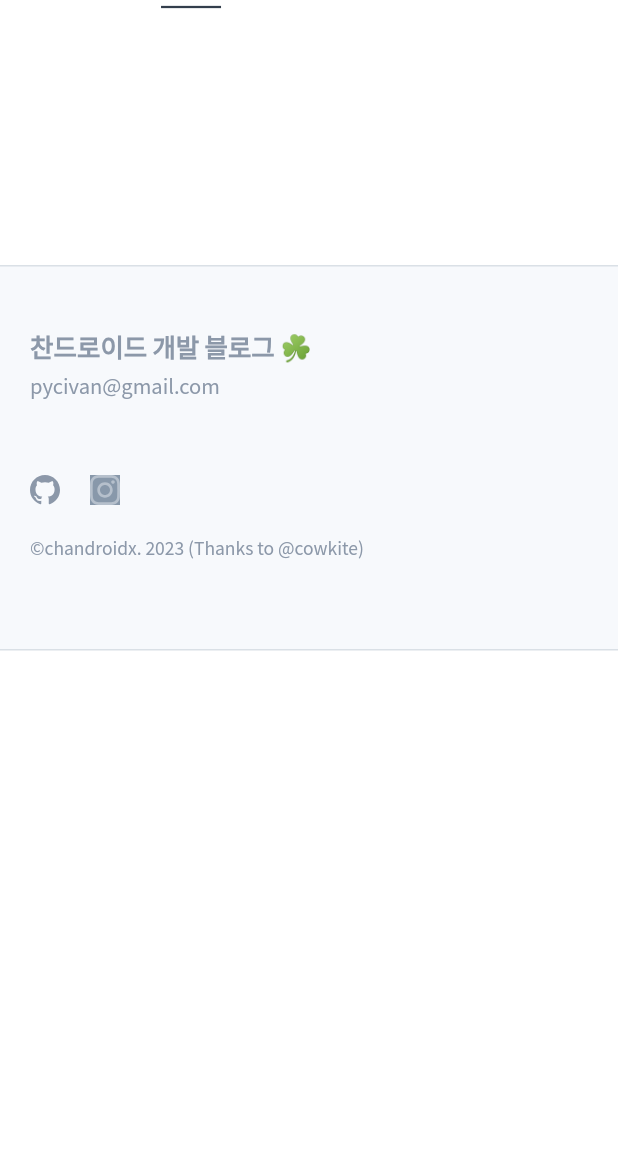
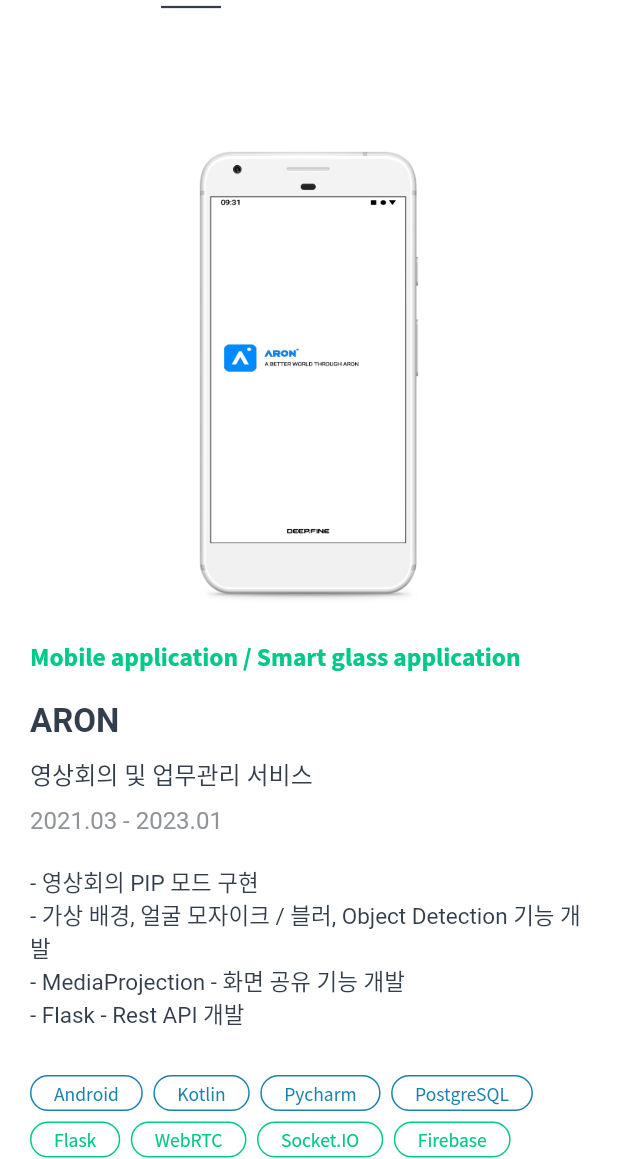
Before and after one commit to chandroidx/chandroidx.github.io, a Flutter app: the screen it shows after launch, after a tap on "Portfolio", on a phone screen of 412 x 824 dp, the part 77-1236 px from its top. Run offline on Flutter 3.47's test engine with Material 2 defaults, Android fonts, the phone set to English and light mode, and no system bars; our stand-ins replace cloud_firestore, firebase_core, fluro, flutter_svg; accounts and stored records are empty; network calls fail; Roboto replaces fonts that are missing (AppleSDGothicNeo); statements that could not run were skipped.

Commit message:
feat($porfolio): Upload portfolio page

```diff
--- /dev/null
+++ b/lib/portfolio/item_portfolio.dart
@@ -0,0 +1,178 @@
+import 'package:chandroidx/utils/colors.dart';
+import 'package:chandroidx/utils/fonts.dart';
+import 'package:flutter/material.dart';
+
+class PortfolioWidget extends StatelessWidget {
+  final Portfolio portfolio;
+
+  const PortfolioWidget({super.key, required this.portfolio});
+
+  @override
+  Widget build(BuildContext context) {
+    return Column(
+      children: [
+        Image.asset(portfolio.asset, height: 350),
+        Align(
+          alignment: Alignment.centerLeft,
+          child: Column(
+            crossAxisAlignment: CrossAxisAlignment.start,
+            children: [
+              Text(portfolio.category, style: TextStyle(fontFamily: FontFamily.sourceSansPro.fontFamily, fontSize: 17, fontWeight: FontWeight.w600, color: ChandroidColors.primaryColor.color)),
+              const SizedBox(height: 20),
+              Text(portfolio.title, style: TextStyle(fontFamily: FontFamily.appleSDGothicNeo.fontFamily, fontSize: 22, fontWeight: FontWeight.w700, color: ChandroidColors.textColor.color)),
+              const SizedBox(height: 10),
+              Text(portfolio.description, style: TextStyle(fontFamily: FontFamily.appleSDGothicNeo.fontFamily, fontSize: 16, fontWeight: FontWeight.normal, color: ChandroidColors.textColor.color)),
+              const SizedBox(height: 10),
+              Text(portfolio.dateRange,
+                  style: TextStyle(fontFamily: FontFamily.appleSDGothicNeo.fontFamily, fontSize: 16, fontWeight: FontWeight.normal, color: const Color.fromARGB(255, 144, 148, 154))),
+              const SizedBox(height: 20),
+              Column(
+                  crossAxisAlignment: CrossAxisAlignment.start,
+                  children: portfolio.contents
+                      .map((content) =>
+                          Text('- $content', style: TextStyle(fontFamily: FontFamily.appleSDGothicNeo.fontFamily, fontSize: 15, fontWeight: FontWeight.normal, color: ChandroidColors.textColor.color)))
+                      .toList()),
+              const SizedBox(height: 30),
+              Wrap(
+                direction: Axis.horizontal,
+                spacing: 7,
+                runSpacing: 7,
+                children: portfolio.skills.map((skill) => PortfolioSkillWidget(skill: skill)).toList(),
+              )
+            ],
+          ),
+        )
+      ],
+    );
+  }
+}
+
+class Portfolio {
+  final String asset;
+  final String category;
+  final String title;
+  final String description;
+  final String dateRange;
+  final List<String> contents;
+
+  final List<PortfolioSkill> skills;
+
+  Portfolio({required this.asset, required this.category, required this.title, required this.description, required this.dateRange, required this.contents, required this.skills});
+
+  static final portfolios = [
+    Portfolio(
+      asset: 'assets/portfolio/thumbnail_aron.png',
+      category: 'Mobile application / Smart glass application',
+      title: 'ARON',
+      description: '영상회의 및 업무관리 서비스',
+      dateRange: '2021.03 - 2023.01',
+      contents: ['영상회의 PIP 모드 구현', '가상 배경, 얼굴 모자이크 / 블러, Object Detection 기능 개발', 'MediaProjection - 화면 공유 기능 개발', 'Flask - Rest API 개발'],
+      skills: [
+        PortfolioSkill(name: 'Android', isLibrary: false),
+        PortfolioSkill(name: 'Kotlin', isLibrary: false),
+        PortfolioSkill(name: 'Pycharm', isLibrary: false),
+        PortfolioSkill(name: 'PostgreSQL', isLibrary: false),
+        PortfolioSkill(name: 'Flask', isLibrary: true),
+        PortfolioSkill(name: 'WebRTC', isLibrary: true),
+        PortfolioSkill(name: 'Socket.IO', isLibrary: true),
+        PortfolioSkill(name: 'Firebase', isLibrary: true),
+        PortfolioSkill(name: 'Google Play', isLibrary: true),
+        PortfolioSkill(name: 'MLKit', isLibrary: true),
+      ],
+    ),
+    Portfolio(
+      asset: 'assets/portfolio/thumbnail_lg_manual.png',
+      category: 'Smart glass application',
+      title: 'LG Electronics E-manual Smart Creator (PL)',
+      description: '매뉴얼 제작 서비스',
+      dateRange: '2022.09 - 2022.11',
+      contents: ['영상회의 PIP 모드 구현', '가상 배경, 얼굴 모자이크 / 블러, Object Detection 기능 개발', 'MediaProjection - 화면 공유 기능 개발', 'Flask - Rest API 개발'],
+      skills: [
+        PortfolioSkill(name: 'Android', isLibrary: false),
+        PortfolioSkill(name: 'Kotlin', isLibrary: false),
+        PortfolioSkill(name: 'Room', isLibrary: true),
+        PortfolioSkill(name: 'POI', isLibrary: true),
+        PortfolioSkill(name: 'Retrofit2', isLibrary: true),
+      ],
+    ),
+    Portfolio(
+      asset: 'assets/portfolio/thumbnail_fieldmaster_viewer.png',
+      category: 'Mobile application / Smart glass application',
+      title: 'Yokogawa FieldMasterViewer (PL)',
+      description: '영상회의 및 업무관리 서비스',
+      dateRange: '2022.02 - 2022.10',
+      contents: ['FCM push 연동', 'Google Play 앱 배포 및 유지 보수'],
+      skills: [
+        PortfolioSkill(name: 'Android', isLibrary: false),
+        PortfolioSkill(name: 'Kotlin', isLibrary: false),
+        PortfolioSkill(name: 'WebRTC', isLibrary: true),
+        PortfolioSkill(name: 'Socket.IO', isLibrary: true),
+        PortfolioSkill(name: 'Realm', isLibrary: true),
+        PortfolioSkill(name: 'Firebase', isLibrary: true),
+        PortfolioSkill(name: 'Google Play', isLibrary: true),
+      ],
+    ),
+    Portfolio(
+      asset: 'assets/portfolio/thumbnail_gg_erection.png',
+      category: 'Mobile application',
+      title: '경기도 ICT 기반 건설현장 안전 관리 시스템 (PL)',
+      description: '안전 관리 시스템',
+      dateRange: '2021.09 - 2021.12',
+      contents: ['Hybrid 웹뷰 연동'],
+      skills: [
+        PortfolioSkill(name: 'Android', isLibrary: false),
+        PortfolioSkill(name: 'Kotlin', isLibrary: false),
+        PortfolioSkill(name: 'WebRTC', isLibrary: true),
+        PortfolioSkill(name: 'Socket.IO', isLibrary: true),
+      ],
+    ),
+    Portfolio(
+      asset: 'assets/portfolio/thumbnail_gg.png',
+      category: 'Smart glass application',
+      title: '경기도 IoT 기반 스마트글라스 활용 원격 안전 점검 시스템',
+      description: '영상회의 및 업무관리 서비스',
+      dateRange: '2020.09 - 2020.12',
+      contents: ['WebRTC + Socket.IO를 이용한 영상회의 기능 구현', 'Accelerometer 센서 -> 기기의 기울임을 이용한 스크롤 기능 구현', '이미지 확대 및 미니맵 표시 라이브러리 개발'],
+      skills: [
+        PortfolioSkill(name: 'Android', isLibrary: false),
+        PortfolioSkill(name: 'Kotlin', isLibrary: false),
+        PortfolioSkill(name: 'WebRTC', isLibrary: true),
+        PortfolioSkill(name: 'Socket.IO', isLibrary: true),
+        PortfolioSkill(name: 'Retrofit2', isLibrary: true),
+        PortfolioSkill(name: 'ExoPlayer', isLibrary: true),
+      ],
+    )
+  ];
+}
+
+class PortfolioSkillWidget extends StatelessWidget {
+  final PortfolioSkill skill;
+
+  const PortfolioSkillWidget({super.key, required this.skill});
+
+  @override
+  Widget build(BuildContext context) {
+    return Container(
+      padding: const EdgeInsets.fromLTRB(15, 3, 15, 3),
+      decoration: BoxDecoration(
+        border: Border.all(color: skill.isLibrary ? ChandroidColors.primaryColor.color : ChandroidColors.secondaryColor.color),
+        borderRadius: BorderRadius.circular(1000),
+      ),
+      child: Text(
+        skill.name,
+        style: TextStyle(
+          fontFamily: FontFamily.sourceSansPro.fontFamily,
+          fontSize: 13,
+          color: skill.isLibrary ? ChandroidColors.primaryColor.color : ChandroidColors.secondaryColor.color,
+        ),
+      ),
+    );
+  }
+}
+
+class PortfolioSkill {
+  final String name;
+  final bool isLibrary;
+
+  PortfolioSkill({required this.name, required this.isLibrary});
+}
--- a/lib/portfolio/portfolio_page.dart
+++ b/lib/portfolio/portfolio_page.dart
@@ -1,12 +1,27 @@
 import 'package:chandroidx/base/base_page.dart';
 import 'package:chandroidx/base/main_tab.dart';
-import 'package:flutter/cupertino.dart';
+import 'package:chandroidx/portfolio/item_portfolio.dart';
+import 'package:flutter/material.dart';
 
 class PortfolioPage extends StatelessWidget {
   const PortfolioPage({super.key});
 
   @override
   Widget build(BuildContext context) {
-    return BasePage(title: '찬드로이드 ☘ | 포트폴리오', body: Container(), tab: MainTab.portfolio);
+    return BasePage(
+        title: '찬드로이드 ☘ | 포트폴리오',
+        body: ListView.separated(
+          separatorBuilder: (_, __) => const Divider(height: 100, thickness: 1),
+          scrollDirection: Axis.vertical,
+          shrinkWrap: true,
+          physics: const NeverScrollableScrollPhysics(),
+          itemCount: Portfolio.portfolios.length,
+          itemBuilder: (BuildContext context, int index) {
+            return PortfolioWidget(
+              portfolio: Portfolio.portfolios[index],
+            );
+          },
+        ),
+        tab: MainTab.portfolio);
   }
 }
--- a/pubspec.yaml
+++ b/pubspec.yaml
@@ -67,6 +67,7 @@ flutter:
 
   assets:
     - assets/
+    - assets/portfolio/
   # To add assets to your application, add an assets section, like this:
   # assets:
   #   - images/a_dot_burr.jpeg
```
Also changed, not shown: assets/portfolio/thumbnail_aron.png (added), assets/portfolio/thumbnail_fieldmaster_viewer.png (added), assets/portfolio/thumbnail_gg.png (added), assets/portfolio/thumbnail_gg_erection.png (added), assets/portfolio/thumbnail_lg_manual.png (added).
